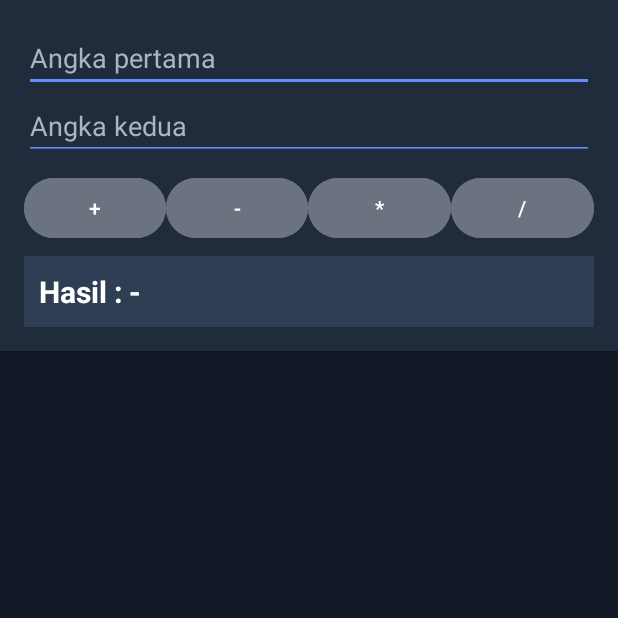
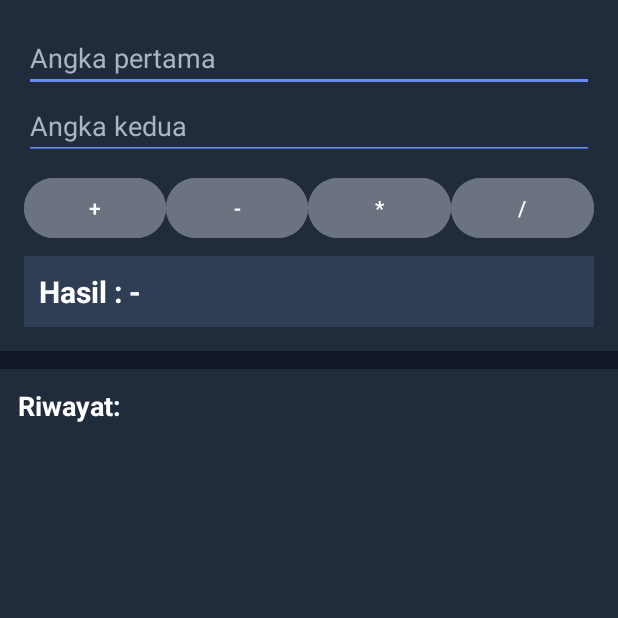
Before and after one commit to axelantonia/Kalkulator, an Android app: the screen it shows after launch (MainActivity), on a phone screen of 412 x 824 dp, the top half of it. Run offline under Robolectric (Android 15) with nearby library versions, the phone set to English and light mode, and no system bars.

Commit message:
feat: fix layout

```diff
--- a/app/src/main/java/com/example/kalkulator/MainActivity.kt
+++ b/app/src/main/java/com/example/kalkulator/MainActivity.kt
@@ -1,12 +1,25 @@
 package com.example.kalkulator
 
+import android.graphics.Color
 import android.os.Bundle
+import android.widget.Button
+import android.widget.EditText
+import android.widget.TextView
+import android.widget.Toast
 import androidx.activity.enableEdgeToEdge
 import androidx.appcompat.app.AppCompatActivity
 import androidx.core.view.ViewCompat
 import androidx.core.view.WindowInsetsCompat
+import androidx.fragment.app.Fragment
 
 class MainActivity : AppCompatActivity() {
+
+    private val riwayat = ArrayList<String>()
+
+    private lateinit var etAngka1: EditText
+    private lateinit var etAngka2: EditText
+    private lateinit var tvHasil: TextView
+
     override fun onCreate(savedInstanceState: Bundle?) {
         super.onCreate(savedInstanceState)
         enableEdgeToEdge()
@@ -16,5 +29,88 @@ class MainActivity : AppCompatActivity() {
             v.setPadding(systemBars.left, systemBars.top, systemBars.right, systemBars.bottom)
             insets
         }
+
+        etAngka1 = findViewById(R.id.Angka1)
+        etAngka2 = findViewById(R.id.Angka2)
+        tvHasil = findViewById(R.id.Hasil)
+
+        val btnTambah = findViewById<Button>(R.id.btnTambah)
+        val btnKurang = findViewById<Button>(R.id.btnKurang)
+        val btnKali = findViewById<Button>(R.id.btnKali)
+        val btnBagi = findViewById<Button>(R.id.btnBagi)
+
+        if (savedInstanceState == null) {
+            replaceFragment(tambah())
+        }
+
+        btnTambah.setOnClickListener {
+            hitung("+")
+        }
+        btnKurang.setOnClickListener {
+            hitung("-")
+        }
+        btnKali.setOnClickListener {
+            hitung("*")
+        }
+        btnBagi.setOnClickListener {
+            hitung("/")
+        }
+    }
+
+    private fun hitung(operasi: String) {
+        val angka1 = etAngka1.text.toString().toDoubleOrNull()
+        val angka2 = etAngka2.text.toString().toDoubleOrNull()
+
+        if (angka1 == null || angka2 == null) {
+            Toast.makeText(this, "Isi kedua angka dengan benar", Toast.LENGTH_SHORT).show()
+            return
+        }
+
+        if (operasi == "/" && angka2 == 0.0) {
+            Toast.makeText(this, "Tidak bisa dibagi dengan 0", Toast.LENGTH_SHORT).show()
+            return
+        }
+
+        val hasil: Double
+        if (operasi == "+") {
+            hasil = angka1 + angka2
+        } else if (operasi == "-") {
+            hasil = angka1 - angka2
+        } else if (operasi == "*") {
+            hasil = angka1 * angka2
+        } else {
+            hasil = angka1 / angka2
+        }
+
+        tvHasil.text = "Hasil : $hasil"
+
+        if (hasil < 0) {
+            tvHasil.setBackgroundColor(Color.RED)
+        } else {
+            tvHasil.setBackgroundColor(Color.parseColor("#303E55"))
+        }
+
+        riwayat.add("$angka1 $operasi $angka2 = $hasil")
+
+        if (operasi == "+") {
+            replaceFragment(tambah())
+        } else if (operasi == "-") {
+            replaceFragment(kurang())
+        } else if (operasi == "*") {
+            replaceFragment(kali())
+        } else {
+            replaceFragment(bagi())
+        }
+    }
+
+    private fun replaceFragment(fragment: Fragment) {
+        val dataKirim = Bundle()
+        dataKirim.putStringArrayList("riwayat", riwayat)
+        fragment.arguments = dataKirim
+
+        val fragmentManager = supportFragmentManager
+        val fragmentTransaction = fragmentManager.beginTransaction()
+        fragmentTransaction.replace(R.id.fragment, fragment)
+        fragmentTransaction.commit()
     }
 }
```
